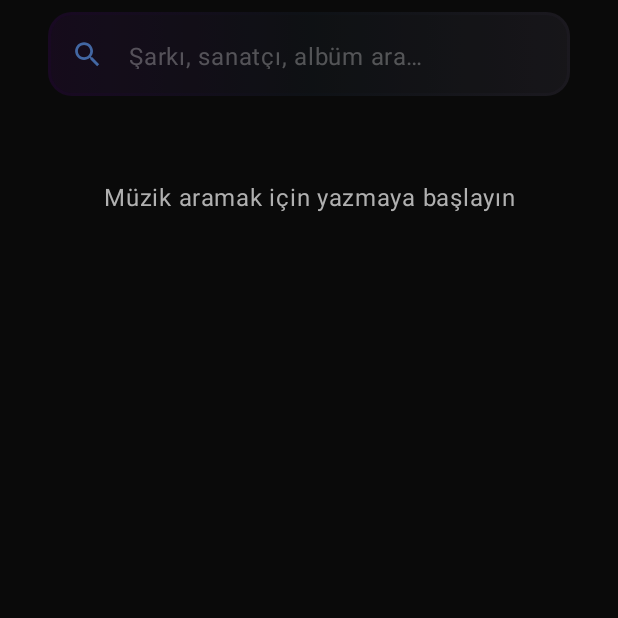
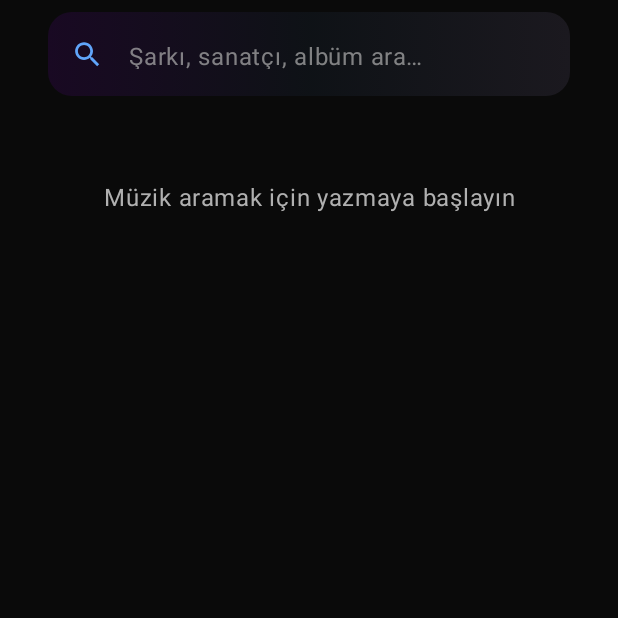
Before and after one commit to dilarakiraz/Beatify, an Android app built with Jetpack Compose: the SearchScreen screen opened through its navigation route, on a phone screen of 412 x 824 dp, the top half of it. Run offline under Robolectric (Android 15) with nearby library versions, the phone set to English and light mode, and no system bars; our stand-ins replace Dagger/Hilt's generated code; libraries missing offline, so code that uses them is left out: com.google.android.exoplayer2; pictures from the network do not load; 3 statements that could not run were skipped.

Commit message:
düzeltmeler ve iyileştirmeler

```diff
--- a/app/src/main/java/com/dilara/beatify/presentation/ui/components/SearchBar.kt
+++ b/app/src/main/java/com/dilara/beatify/presentation/ui/components/SearchBar.kt
@@ -96,8 +96,7 @@ fun BeatifySearchBar(
                 onValueChange = onQueryChange,
                 modifier = Modifier
                     .fillMaxWidth()
-                    .fillMaxHeight()
-                    .alpha(alpha),
+                    .fillMaxHeight(),
                 placeholder = {
                     Text(
                         text = displayPlaceholder,
@@ -128,27 +127,16 @@ fun BeatifySearchBar(
                     }
                 },
                 colors = TextFieldDefaults.colors(
-                    focusedContainerColor = if (isDarkTheme) {
-                        DarkSurface.copy(alpha = 0.8f)
-                    } else {
-                        LightSurface.copy(alpha = 0.95f)
-                    },
-                    unfocusedContainerColor = if (isDarkTheme) {
-                        DarkSurface.copy(alpha = 0.6f)
-                    } else {
-                        LightSurface.copy(alpha = 0.85f)
-                    },
+                    // Container color'u transparent yap ki arka plandaki gradient görünsün
+                    focusedContainerColor = Color.Transparent,
+                    unfocusedContainerColor = Color.Transparent,
                     focusedIndicatorColor = Color.Transparent,
                     unfocusedIndicatorColor = Color.Transparent,
                     disabledIndicatorColor = Color.Transparent,
                     focusedTextColor = themeTextPrimary,
                     unfocusedTextColor = themeTextPrimary,
                     disabledTextColor = themeTextSecondary,
-                    disabledContainerColor = if (isDarkTheme) {
-                        DarkSurface.copy(alpha = 0.4f)
-                    } else {
-                        LightSurface.copy(alpha = 0.7f)
-                    }
+                    disabledContainerColor = Color.Transparent
                 ),
                 shape = RoundedCornerShape(14.dp),
                 singleLine = true,
--- a/app/src/main/java/com/dilara/beatify/presentation/ui/favorites/FavoritesScreen.kt
+++ b/app/src/main/java/com/dilara/beatify/presentation/ui/favorites/FavoritesScreen.kt
@@ -24,7 +24,7 @@ import com.dilara.beatify.R
 @Composable
 fun FavoritesScreen(
     viewModel: FavoritesViewModel = hiltViewModel(),
-    onTrackClick: (com.dilara.beatify.domain.model.Track) -> Unit = {},
+    onTrackClick: (com.dilara.beatify.domain.model.Track, List<com.dilara.beatify.domain.model.Track>) -> Unit = { _, _ -> },
     onArtistClick: (Long) -> Unit = {},
     onAlbumClick: (Long) -> Unit = {}
 ) {
@@ -69,7 +69,7 @@ fun FavoritesScreen(
                 track = track,
                 onClick = {
                     viewModel.onEvent(FavoritesUIEvent.OnTrackClick(track.id))
-                    onTrackClick(track)
+                    onTrackClick(track, uiState.favoriteTracks)
                 },
                 isFavorite = true,
                 onFavoriteClick = {
--- a/app/src/main/java/com/dilara/beatify/presentation/ui/navigation/BeatifyNavigation.kt
+++ b/app/src/main/java/com/dilara/beatify/presentation/ui/navigation/BeatifyNavigation.kt
@@ -194,8 +194,8 @@ fun BeatifyNavigation(
                     popExitTransition = NavigationAnimations.homeScreenPopTransitions().second
                 ) {
                     HomeScreen(
-                        onTrackClick = { track ->
-                            playerViewModel.onEvent(PlayerUIEvent.PlayTrack(track, emptyList()))
+                        onTrackClick = { track, playlist ->
+                            playerViewModel.onEvent(PlayerUIEvent.PlayTrack(track, playlist))
                         },
                         onArtistClick = { artistId ->
                             navController.navigate(BeatifyRoutes.ArtistDetail.createRoute(artistId))
@@ -223,8 +223,8 @@ fun BeatifyNavigation(
                     popExitTransition = NavigationAnimations.bottomNavScreenPopTransitions().second
                 ) {
                     SearchScreen(
-                        onTrackClick = { track ->
-                            playerViewModel.onEvent(PlayerUIEvent.PlayTrack(track, emptyList()))
+                        onTrackClick = { track, playlist ->
+                            playerViewModel.onEvent(PlayerUIEvent.PlayTrack(track, playlist))
                         },
                         onArtistClick = { artistId ->
                             navController.navigate(BeatifyRoutes.ArtistDetail.createRoute(artistId))
@@ -246,8 +246,8 @@ fun BeatifyNavigation(
                     popExitTransition = NavigationAnimations.bottomNavScreenPopTransitions().second
                 ) {
                     FavoritesScreen(
-                        onTrackClick = { track ->
-                            playerViewModel.onEvent(PlayerUIEvent.PlayTrack(track, emptyList()))
+                        onTrackClick = { track, playlist ->
+                            playerViewModel.onEvent(PlayerUIEvent.PlayTrack(track, playlist))
                         }
                     )
                 }
```
Also changed, not shown: app/src/main/java/com/dilara/beatify/core/service/MusicService.kt (+37 -4 lines), app/src/main/java/com/dilara/beatify/presentation/ui/components/LocalPlaylistCard.kt (+21 -2 lines), app/src/main/java/com/dilara/beatify/presentation/ui/components/TrackCard.kt (+10 -5 lines), app/src/main/java/com/dilara/beatify/presentation/ui/components/player/FullScreenPlayer.kt (+9 -1 lines), app/src/main/java/com/dilara/beatify/presentation/ui/home/HomeScreen.kt (+5 -5 lines), app/src/main/java/com/dilara/beatify/presentation/ui/search/SearchScreen.kt (+5 -5 lines).
